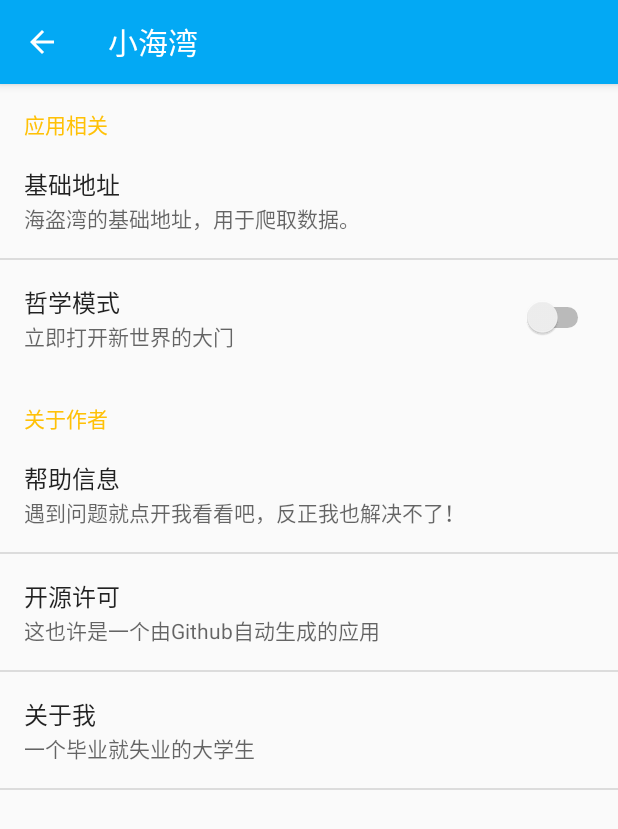
After one commit to early-return/TinyBay, an Android app: the SettingsActivity screen opened directly, with no data from a screen before it, on a phone screen of 412 x 824 dp. The commit adds this screen. Shown: the top 829 px of the screen. Run offline under Robolectric (Android 15) with nearby library versions, the phone set to English and light mode, and no system bars; our stand-ins replace RxJava; libraries missing offline, so code that uses them is left out: com.chad.library; network calls fail.

Commit message:
Added Settings

```diff
--- a/app/src/main/AndroidManifest.xml
+++ b/app/src/main/AndroidManifest.xml
@@ -25,7 +25,10 @@
         <activity
             android:name=".ui.SearchActivity"
             android:theme="@style/AppTheme.NoActionBar" />
-        <activity android:name=".ui.TorrentDetailActivity"></activity>
+        <activity android:name=".ui.TorrentDetailActivity" />
+        <activity
+            android:name=".ui.SettingsActivity"
+            android:parentActivityName=".ui.MainActivity"></activity>
     </application>
 
 </manifest>
--- a/app/src/main/java/info/zhiqing/tinybay/TinyBayApp.java
+++ b/app/src/main/java/info/zhiqing/tinybay/TinyBayApp.java
@@ -1,6 +1,7 @@
 package info.zhiqing.tinybay;
 
 import android.app.Application;
+import android.preference.PreferenceManager;
 import android.util.Log;
 import android.widget.Toast;
 
@@ -19,6 +20,10 @@ public class TinyBayApp extends Application {
     @Override
     public void onCreate() {
         super.onCreate();
+
+        //初始化设置项
+        PreferenceManager.setDefaultValues(this, R.xml.preferences, false);
+
 
 
         InitUtil.init(this)
--- a/app/src/main/java/info/zhiqing/tinybay/adapter/CategoryListAdapter.java
+++ b/app/src/main/java/info/zhiqing/tinybay/adapter/CategoryListAdapter.java
@@ -16,6 +16,7 @@ import info.zhiqing.tinybay.R;
 import info.zhiqing.tinybay.ui.SearchActivity;
 import info.zhiqing.tinybay.entities.Category;
 import info.zhiqing.tinybay.util.CategoryUtil;
+import info.zhiqing.tinybay.util.ConfigUtil;
 
 /**
  * Created by zhiqing on 18-1-7.
@@ -56,7 +57,7 @@ public class CategoryListAdapter extends RecyclerView.Adapter<CategoryListAdapte
         holder.item.setOnClickListener(new View.OnClickListener() {
             @Override
             public void onClick(View view) {
-                SearchActivity.actionStart(context, "https://thepiratebay.org/browse/" + category.getCode(), category.getTitle());
+                SearchActivity.actionStart(context, ConfigUtil.BASE_URL + "/browse/" + category.getCode(), category.getTitle());
             }
         });
     }
--- a/app/src/main/java/info/zhiqing/tinybay/ui/CategoryFragment.java
+++ b/app/src/main/java/info/zhiqing/tinybay/ui/CategoryFragment.java
@@ -61,4 +61,9 @@ public class CategoryFragment extends Fragment {
         return v;
     }
 
+    @Override
+    public void onResume() {
+        super.onResume();
+        adapter.notifyDataSetChanged();
+    }
 }
--- /dev/null
+++ b/app/src/main/java/info/zhiqing/tinybay/ui/SettingsActivity.java
@@ -0,0 +1,43 @@
+package info.zhiqing.tinybay.ui;
+
+import android.content.Context;
+import android.content.Intent;
+import android.content.SharedPreferences;
+import android.support.v7.app.AppCompatActivity;
+import android.os.Bundle;
+import android.view.MenuItem;
+
+import info.zhiqing.tinybay.R;
+import info.zhiqing.tinybay.util.InitUtil;
+
+public class SettingsActivity extends AppCompatActivity {
+
+    public static final String KEY_PREF_URL = "pref_key_url";
+    public static final String KEY_PREF_PORN = "pref_key_porn_mode";
+
+    public static void actionStart(Context context) {
+        Intent intent = new Intent(context, SettingsActivity.class);
+        context.startActivity(intent);
+    }
+
+    @Override
+    protected void onResume() {
+        super.onResume();
+    }
+
+    @Override
+    protected void onCreate(Bundle savedInstanceState) {
+        super.onCreate(savedInstanceState);
+
+        getFragmentManager().beginTransaction()
+                .replace(android.R.id.content, new SettingsFragment())
+                .commit();
+
+
+    }
+
+    @Override
+    public boolean onOptionsItemSelected(MenuItem item) {
+        return super.onOptionsItemSelected(item);
+    }
+}
--- /dev/null
+++ b/app/src/main/java/info/zhiqing/tinybay/ui/SettingsFragment.java
@@ -0,0 +1,49 @@
+package info.zhiqing.tinybay.ui;
+
+import android.content.SharedPreferences;
+import android.os.Bundle;
+import android.preference.Preference;
+import android.preference.PreferenceFragment;
+import android.support.annotation.Nullable;
+import android.util.Log;
+
+import info.zhiqing.tinybay.R;
+import info.zhiqing.tinybay.util.InitUtil;
+import io.reactivex.schedulers.Schedulers;
+
+/**
+ * Created by lizhi on 2018/1/11.
+ */
+
+public class SettingsFragment extends PreferenceFragment implements SharedPreferences.OnSharedPreferenceChangeListener {
+    public static final String TAG = "SettingsFragment";
+
+    @Override
+    public void onResume() {
+        super.onResume();
+        getPreferenceScreen().getSharedPreferences()
+                .registerOnSharedPreferenceChangeListener(this);
+    }
+
+    @Override
+    public void onCreate(@Nullable Bundle savedInstanceState) {
+        super.onCreate(savedInstanceState);
+
+        addPreferencesFromResource(R.xml.preferences);
+    }
+
+    @Override
+    public void onPause() {
+        super.onPause();
+        getPreferenceScreen().getSharedPreferences()
+                .unregisterOnSharedPreferenceChangeListener(this);
+    }
+
+    @Override
+    public void onSharedPreferenceChanged(SharedPreferences sharedPreferences, String s) {
+        InitUtil.init(getActivity())
+                .subscribeOn(Schedulers.io())
+                .subscribe();
+        Log.d(TAG, "On shared preference changed");
+    }
+}
--- a/app/src/main/java/info/zhiqing/tinybay/util/CategoryUtil.java
+++ b/app/src/main/java/info/zhiqing/tinybay/util/CategoryUtil.java
@@ -67,6 +67,10 @@ public class CategoryUtil {
             initCodeTitleMap();
             initCodeColorMap(res);
             initCodeIconMap();
+
+            if (!ConfigUtil.PORN_MODE) {
+                CATEGORIES.remove(4);
+            }
 
         }
     }
--- a/app/src/main/java/info/zhiqing/tinybay/util/InitUtil.java
+++ b/app/src/main/java/info/zhiqing/tinybay/util/InitUtil.java
@@ -11,10 +11,8 @@ import io.reactivex.ObservableOnSubscribe;
  */
 
 public class InitUtil {
-    private static boolean inited = false;
 
     public static Observable<Void> init(final Context context) {
-        if (!inited) {
         return Observable.create(new ObservableOnSubscribe<Void>() {
             @Override
             public void subscribe(ObservableEmitter<Void> e) throws Exception {
@@ -25,6 +23,4 @@ public class InitUtil {
             }
         });
     }
-        return Observable.empty();
 }
-}
--- a/app/src/main/res/layout/activity_search.xml
+++ b/app/src/main/res/layout/activity_search.xml
@@ -50,8 +50,6 @@
         app:floatingSearch_leftActionMode="showHome"
         app:floatingSearch_leftActionColor="@color/colorPrimaryDark"
         app:floatingSearch_hintTextColor="@color/colorPrimaryDark"
-        app:floatingSearch_actionMenuOverflowColor="@color/colorPrimaryDark"
-        app:floatingSearch_menu="@menu/main"
         app:floatingSearch_searchHint="@string/tips_searching"
         app:floatingSearch_showSearchKey="true"
         app:floatingSearch_suggestionsListAnimDuration="250">
--- a/app/src/main/res/values/strings.xml
+++ b/app/src/main/res/values/strings.xml
@@ -1,16 +1,16 @@
 <resources>
-    //App相关
+    <!-- App相关 -->
     <string name="app_name">小海湾</string>
     <string name="app_desc">一个海盗湾的第三方应用</string>
 
-    //状态栏标题
+    <!-- 状态栏标题 -->
     <string name="title_app">@string/app_name</string>
     <string name="title_top">Top100</string>
     <string name="title_browse">分类浏览</string>
     <string name="title_recent">最新发布</string>
     <string name="title_settings">设置</string>
 
-    //导航栏
+    <!-- 导航栏 -->
     <string name="nav_search">搜索</string>
     <string name="nav_browse">浏览</string>
     <string name="nav_recent">最新</string>
@@ -42,9 +42,23 @@
     <string name="detail_button_copy">复制</string>
     <string name="detail_button_open">打开</string>
 
+    <!-- 设置相关 -->
+    <string name="settings_title_app">应用相关</string>
+    <string name="settings_title_about">关于作者</string>
+    <string name="settings_title_url">基础地址</string>
+    <string name="settings_summary_url">海盗湾的基础地址，用于爬取数据。</string>
+    <string name="settings_title_porn">哲学模式</string>
+    <string name="settings_summary_porn">立即打开新世界的大门</string>
+    <string name="settings_title_help">帮助信息</string>
+    <string name="settings_summary_help">遇到问题就点开我看看吧，反正我也解决不了！</string>
+    <string name="settings_title_license">开源许可</string>
+    <string name="settings_summary_license">这也许是一个由Github自动生成的应用</string>
+    <string name="settings_title_about_me">关于我</string>
+    <string name="settings_summary_about_me">一个毕业就失业的大学生</string>
 
-    //数组相关
-    //父分类标题数组
+
+    <!-- 数组相关 -->
+    <!-- 父分类标题数组 -->
     <string name="category_list_parent_video">视频</string>
     <string name="category_list_parent_audio">音频</string>
     <string name="category_list_parent_app">应用</string>
@@ -52,7 +66,7 @@
     <string name="category_list_parent_porn">哲学</string>
     <string name="category_list_parent_other">其他</string>
 
-    //视频子分类标题数组
+    <!-- 视频子分类标题数组 -->
     <string name="category_list_sub_video_1">电影</string>
     <string name="category_list_sub_video_2">电影DVD</string>
     <string name="category_list_sub_video_3">MV</string>
@@ -64,14 +78,14 @@
     <string name="category_list_sub_video_9">3D</string>
     <string name="category_list_sub_video_10">其它</string>
 
-    //音频子分类标题数组
+    <!-- 音频子分类标题数组 -->
     <string name="category_list_sub_audio_1">音乐</string>
     <string name="category_list_sub_audio_2">有声读物</string>
     <string name="category_list_sub_audio_3">声音片段</string>
     <string name="category_list_sub_audio_4">FLAC</string>
     <string name="category_list_sub_audio_5">其它</string>
 
-    //应用子分类标题数组
+    <!-- 应用子分类标题数组 -->
     <string name="category_list_sub_app_1">Windows</string>
     <string name="category_list_sub_app_2">Mac</string>
     <string name="category_list_sub_app_3">Unix</string>
@@ -80,7 +94,7 @@
     <string name="category_list_sub_app_6">Android</string>
     <string name="category_list_sub_app_7">其它系统</string>
 
-    //游戏子分类标题数组
+    <!-- 游戏子分类标题数组 -->
     <string name="category_list_sub_game_1">PC</string>
     <string name="category_list_sub_game_2">Mac</string>
     <string name="category_list_sub_game_3">PSx</string>
@@ -91,7 +105,7 @@
     <string name="category_list_sub_game_8">Android</string>
     <string name="category_list_sub_game_9">其它</string>
 
-    //哲学子分类标题数组
+    <!-- 哲学子分类标题数组 -->
     <string name="category_list_sub_porn_1">电影</string>
     <string name="category_list_sub_porn_2">电影DVD</string>
     <string name="category_list_sub_porn_3">图片</string>
@@ -100,7 +114,7 @@
     <string name="category_list_sub_porn_6">电影片段</string>
     <string name="category_list_sub_porn_7">其它</string>
 
-    //其他子分类标题数组
+    <!-- 其他子分类标题数组 -->
     <string name="category_list_sub_other_1">电子书</string>
     <string name="category_list_sub_other_2">漫画</string>
     <string name="category_list_sub_other_3">图片</string>
--- /dev/null
+++ b/app/src/main/res/xml/preferences.xml
@@ -0,0 +1,45 @@
+<?xml version="1.0" encoding="utf-8"?>
+<PreferenceScreen xmlns:android="http://schemas.android.com/apk/res/android">
+
+    <PreferenceCategory android:title="@string/settings_title_app">
+
+        <EditTextPreference
+            android:key="pref_key_url"
+            android:defaultValue="https://thepiratebay.org"
+            android:title="@string/settings_title_url"
+            android:summary="@string/settings_summary_url" />
+
+        <SwitchPreference
+            android:key="pref_key_porn_mode"
+            android:defaultValue="false"
+            android:title="@string/settings_title_porn"
+            android:summary="@string/settings_summary_porn" />
+
+    </PreferenceCategory>
+
+    <PreferenceCategory android:title="@string/settings_title_about">
+
+        <Preference
+            android:title="@string/settings_title_help"
+            android:summary="@string/settings_summary_help">
+
+
+        </Preference>
+
+        <Preference
+            android:title="@string/settings_title_license"
+            android:summary="@string/settings_summary_license">
+
+
+        </Preference>
+
+        <Preference
+            android:title="@string/settings_title_about_me"
+            android:summary="@string/settings_summary_about_me">
+
+
+        </Preference>
+
+    </PreferenceCategory>
+
+</PreferenceScreen>
```
Also changed, not shown: app/src/main/java/info/zhiqing/tinybay/spider/SpiderClient.java (+13 -0 lines), app/src/main/java/info/zhiqing/tinybay/ui/MainActivity.java (+14 -16 lines), app/src/main/java/info/zhiqing/tinybay/ui/TorrentListFragment.java (+0 -19 lines), app/src/main/java/info/zhiqing/tinybay/util/ConfigUtil.java (+10 -1 lines). Lines whose indentation alone changed are shown as unchanged.
